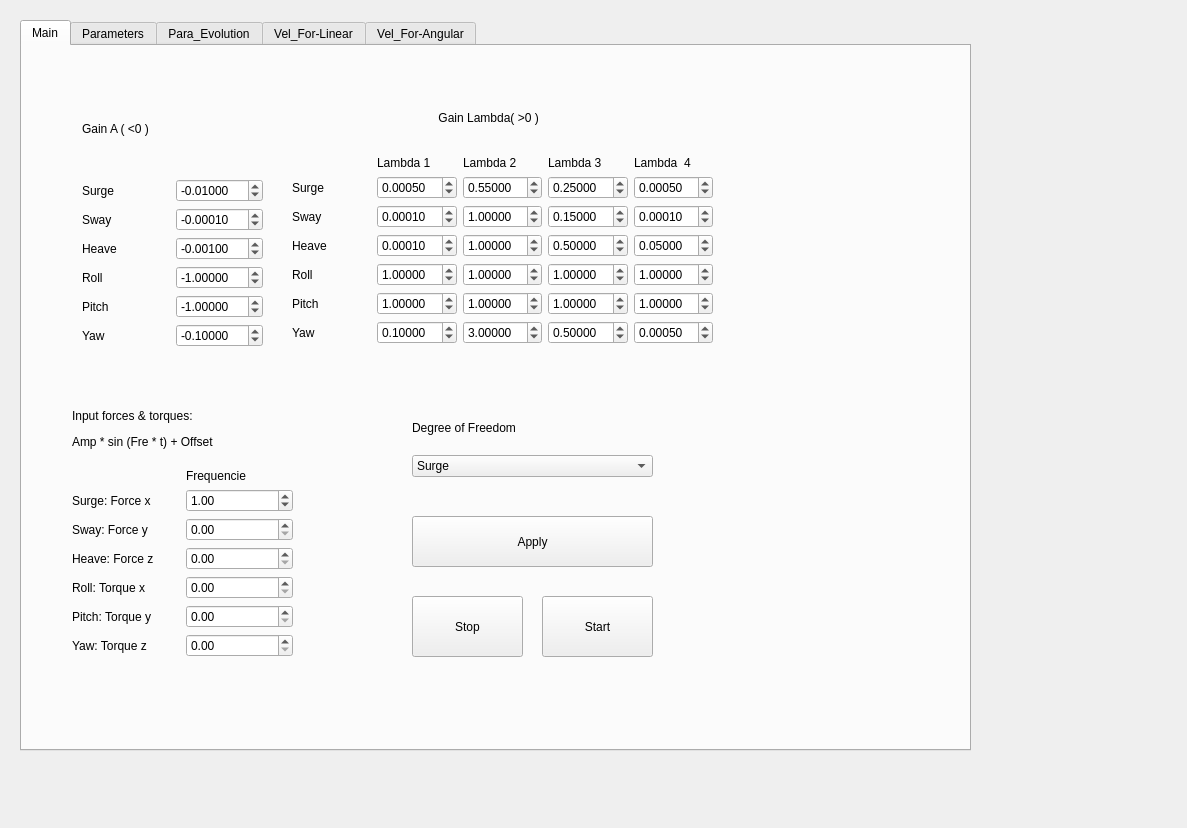
Above: script/gui/Parameters.ui from joaobrittoneto/orogen-adap_samples_input before the change. Below: the same form after it.
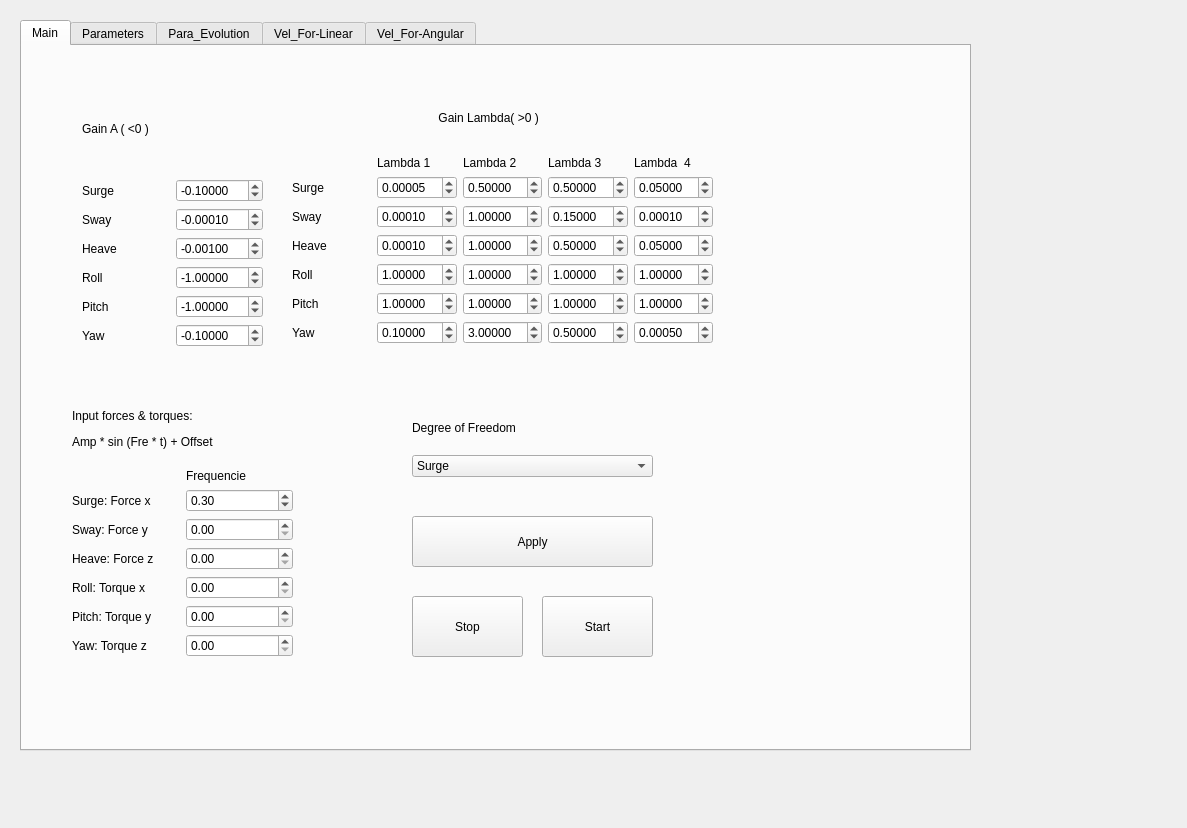
That is the form after the change. Custom widgets are drawn as their Qt base class.

Patch:
```diff
--- a/script/gui/Parameters.ui
+++ b/script/gui/Parameters.ui
@@ -72,7 +72,7 @@
            <double>0.000010000000000</double>
           </property>
           <property name="value">
-           <double>-0.010000000000000</double>
+           <double>-0.100000000000000</double>
           </property>
          </widget>
         </item>
@@ -312,7 +312,7 @@
            <double>0.000010000000000</double>
           </property>
           <property name="value">
-           <double>0.000500000000000</double>
+           <double>0.000050000000000</double>
           </property>
          </widget>
         </item>
@@ -325,7 +325,7 @@
            <double>0.000010000000000</double>
           </property>
           <property name="value">
-           <double>0.550000000000000</double>
+           <double>0.500000000000000</double>
           </property>
          </widget>
         </item>
@@ -391,7 +391,7 @@
            <double>0.000010000000000</double>
           </property>
           <property name="value">
-           <double>0.000500000000000</double>
+           <double>0.050000000000000</double>
           </property>
          </widget>
         </item>
@@ -437,7 +437,7 @@
            <double>0.000010000000000</double>
           </property>
           <property name="value">
-           <double>0.250000000000000</double>
+           <double>0.500000000000000</double>
           </property>
          </widget>
         </item>
@@ -731,7 +731,7 @@
            <double>0.010000000000000</double>
           </property>
           <property name="value">
-           <double>1.000000000000000</double>
+           <double>0.300000000000000</double>
           </property>
          </widget>
         </item>
```
